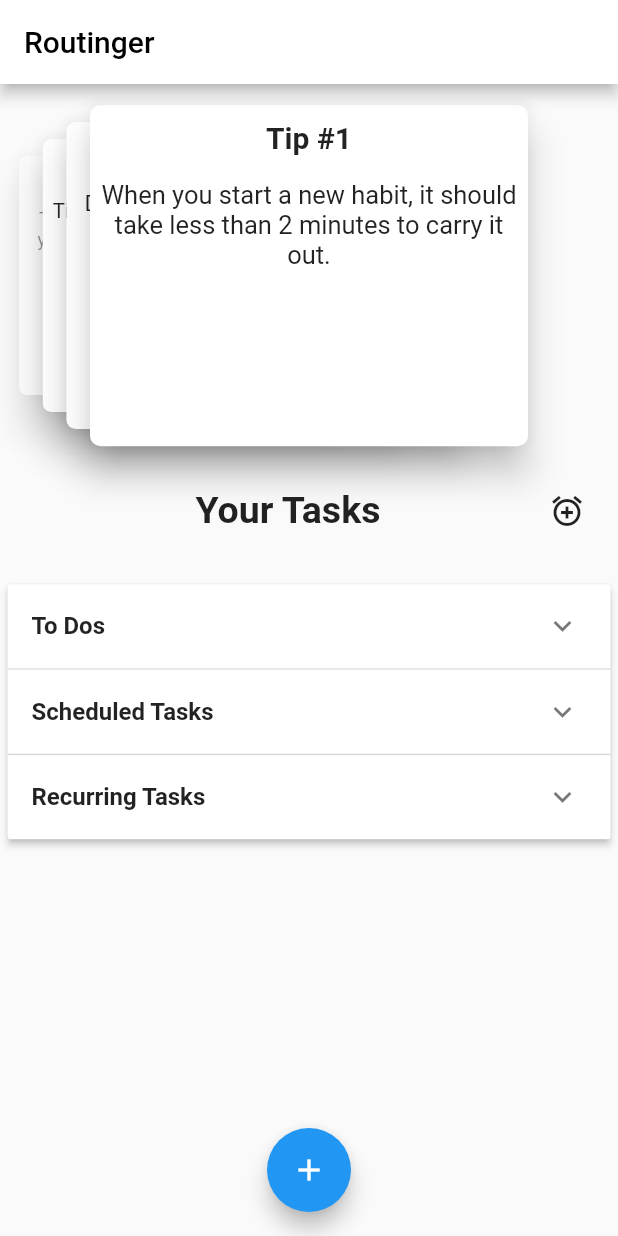
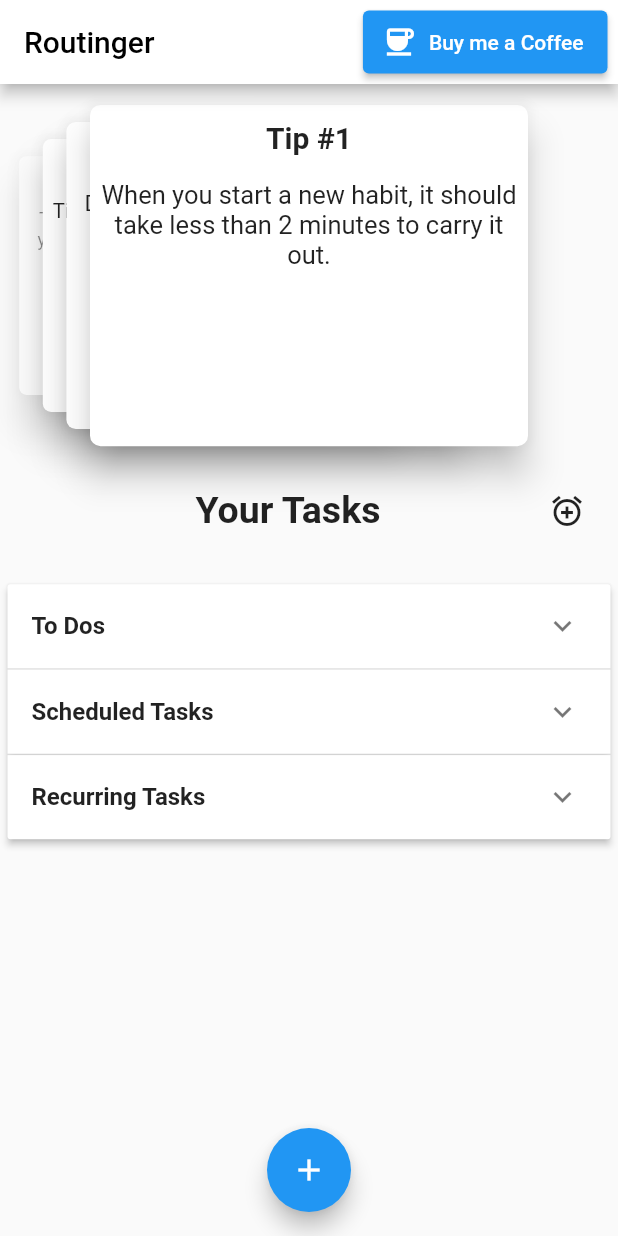
Before and after one commit to theexidge/routinger, a Flutter app: the screen it shows after launch, on a phone screen of 412 x 824 dp. Run offline on Flutter 3.47's test engine with Material 2 defaults, Android fonts, the phone set to English and light mode, and no system bars; drawn by our look-alikes of card_swiper; our stand-ins replace flutter_local_notifications, flutter_native_timezone, sqflite, timezone; accounts and stored records are empty; Roboto replaces fonts that are missing (KleeOne).

Commit message:
Added Support for devs and a little restructuring

```diff
--- a/lib/screens/home_screen.dart
+++ b/lib/screens/home_screen.dart
@@ -3,6 +3,7 @@
 // Third Party Packages
 import 'package:card_swiper/card_swiper.dart';
 import 'package:provider/provider.dart';
+import 'package:url_launcher/url_launcher.dart';
 
 // Screen Imports
 import '../screens/add_task.dart';
@@ -50,6 +51,15 @@
   @override
   Widget build(BuildContext context) {
     final mediaQuery = MediaQuery.of(context);
+    Future<void> _launchURL() async {
+      const url = 'https://www.buymeacoffee.com/agrkushal';
+      if (await canLaunch(url)) {
+        await launch(url);
+      } else {
+        throw 'Could not launch $url';
+      }
+    }
+
     return Scaffold(
       floatingActionButton: FloatingActionButton(
         onPressed: () {
@@ -66,6 +76,17 @@
           ),
         ),
         backgroundColor: Colors.white,
+        actions: [
+          Container(
+            padding: EdgeInsets.symmetric(vertical: 7, horizontal: 7),
+            child: ElevatedButton.icon(
+              onPressed: _launchURL,
+              icon: Icon(Icons.coffee),
+              label: Text('Buy me a Coffee'),
+              style: ButtonStyle(),
+            ),
+          )
+        ],
       ),
       body: MultiProvider(
         providers: [
--- a/pubspec.yaml
+++ b/pubspec.yaml
@@ -29,6 +29,7 @@
   intl: ^0.17.0
   flutter_native_timezone: ^2.0.0
   sqflite: ^2.0.0+4
+  url_launcher: ^6.0.9
 
 
   # The following adds the Cupertino Icons font to your application.
```
Also changed, not shown: lib/widgets/recurring_card.dart (+6 -2 lines), lib/widgets/scheduled_card.dart (+7 -1 lines), pubspec.lock, 1 other file.
